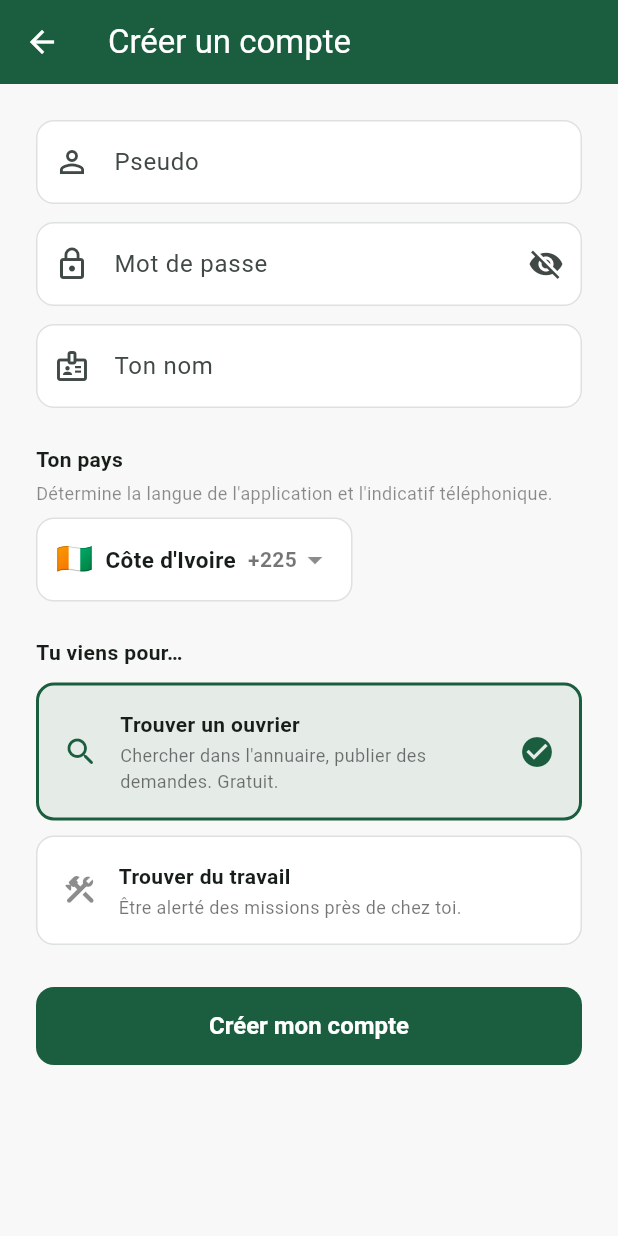
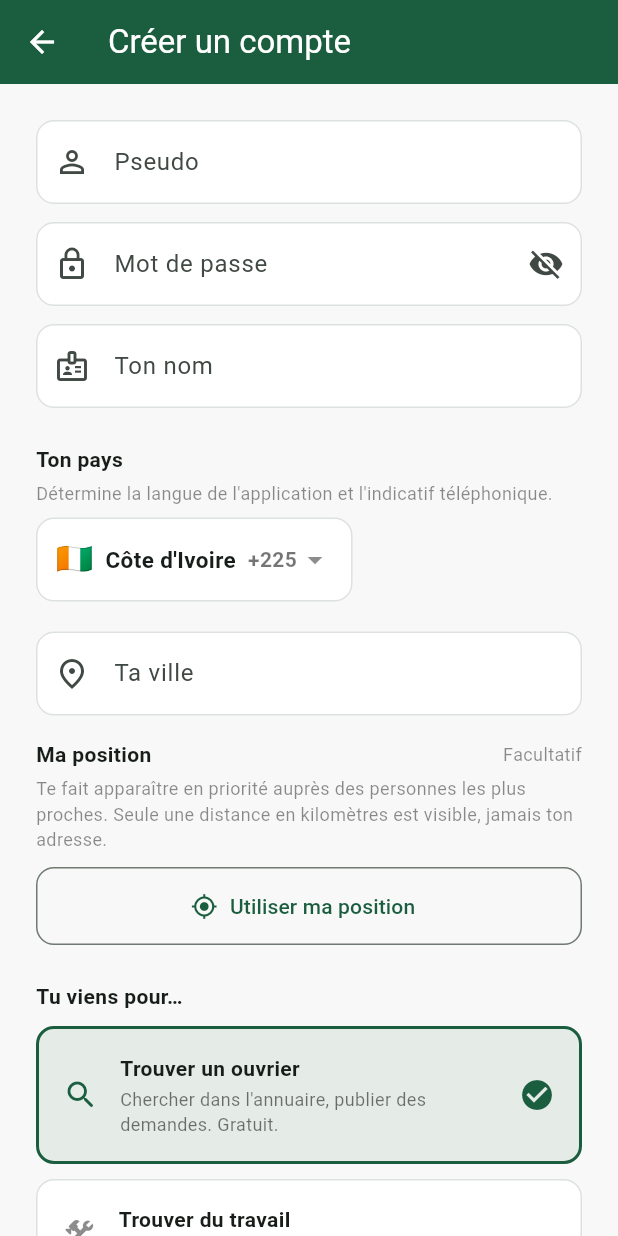
Before and after one commit to Tabis4004/ticonnect, a Flutter app: the screen it shows after launch, after a tap on "Créer un compte", on a phone screen of 412 x 824 dp. Run offline on Flutter 3.47's test engine with Material 3 defaults, Android fonts, the phone set to English and light mode, and no system bars; our stand-ins replace flutter_map, geolocator, google_mobile_ads, latlong2, supabase_flutter; accounts and stored records are empty.

Commit message:
Ville et position dans l'inscription

```diff
--- a/lib/core/l10n.dart
+++ b/lib/core/l10n.dart
@@ -66,6 +66,14 @@ class L extends ChangeNotifier {
     'Ton nom': 'Your name',
     'Tu viens pour…': "You're here to…",
     'Ton pays': 'Your country',
+    'Ta ville': 'Your city',
+    'Entre ta ville': 'Enter your city',
+    'Ma position': 'My location',
+    'Position indisponible': 'Location unavailable',
+    'Te fait apparaître en priorité auprès des personnes les plus proches. '
+            'Seule une distance en kilomètres est visible, jamais ton adresse.':
+        'Puts you first for the people closest to you. Only a distance in '
+            'kilometres is shown, never your address.',
     "Détermine la langue de l'application et l'indicatif téléphonique.":
         'Sets the app language and the phone country code.',
     'Trouver un ouvrier': 'Find a worker',
--- a/lib/features/auth/auth_pages.dart
+++ b/lib/features/auth/auth_pages.dart
@@ -8,9 +8,11 @@ import '../../core/l10n.dart';
 import '../../core/supabase.dart';
 import '../../core/theme.dart';
 import '../../services/auth_service.dart';
+import '../../services/location_service.dart';
 import '../../services/session.dart';
 import '../../widgets/common.dart';
 import '../../widgets/country_picker.dart';
+import '../../widgets/location_map.dart';
 
 /// Connexion : pseudo (ou email, pour les comptes admin) et mot de passe.
 class SignInPage extends StatefulWidget {
@@ -121,17 +123,20 @@ class _SignUpPageState extends State<SignUpPage> {
   final _username = TextEditingController();
   final _password = TextEditingController();
   final _fullName = TextEditingController();
+  final _city = TextEditingController();
 
   Country _country = Countries.byCode(AppConfig.defaultCountry);
   String _role = 'client';
   bool _busy = false;
   bool _hide = true;
+  bool _locating = false;
   String? _usernameError;
   bool? _usernameFree;
+  ({double lat, double lon})? _position;
 
   @override
   void dispose() {
-    for (final c in [_username, _password, _fullName]) {
+    for (final c in [_username, _password, _fullName, _city]) {
       c.dispose();
     }
     super.dispose();
@@ -155,6 +160,19 @@ class _SignUpPageState extends State<SignUpPage> {
     });
   }
 
+  Future<void> _locate() async {
+    setState(() => _locating = true);
+    final pos = await LocationService.current();
+    if (!mounted) return;
+    setState(() {
+      _locating = false;
+      if (pos != null) _position = pos;
+    });
+    if (pos == null && mounted) {
+      showError(context, 'Position indisponible'.tr);
+    }
+  }
+
   Future<void> _submit() async {
     final v = _username.text.trim().toLowerCase();
     final formatError = AuthService.validateUsername(v);
@@ -170,6 +188,12 @@ class _SignUpPageState extends State<SignUpPage> {
       showError(context, 'Entre ton nom'.tr);
       return;
     }
+    // La ville conditionne tout le reste : sans elle, un ouvrier ne reçoit
+    // aucune alerte et n'apparaît dans aucune recherche locale.
+    if (_city.text.trim().length < 2) {
+      showError(context, 'Entre ta ville'.tr);
+      return;
+    }
     setState(() => _busy = true);
     try {
       if (!await AuthService.usernameAvailable(v)) {
@@ -182,7 +206,19 @@ class _SignUpPageState extends State<SignUpPage> {
         fullName: _fullName.text,
         country: _country,
         role: _role,
+        city: _city.text,
       );
+
+      // La position ne peut être écrite qu'une fois la session ouverte :
+      // la fonction SQL s'appuie sur auth.uid().
+      if (_position != null) {
+        try {
+          await LocationService.save(_position!.lat, _position!.lon);
+        } catch (_) {
+          // Position perdue mais compte créé : réglable depuis Mes coordonnées.
+        }
+      }
+
       if (!mounted) return;
       await context.read<AppSession>().refresh();
       if (mounted) Navigator.of(context).popUntil((r) => r.isFirst);
@@ -262,6 +298,69 @@ class _SignUpPageState extends State<SignUpPage> {
             },
           ),
         ),
+        const SizedBox(height: 20),
+        TextField(
+          controller: _city,
+          textCapitalization: TextCapitalization.words,
+          decoration: InputDecoration(
+            labelText: 'Ta ville'.tr,
+            hintText: 'Abidjan',
+            prefixIcon: const Icon(Icons.place_outlined),
+          ),
+        ),
+        const SizedBox(height: 16),
+        Row(children: [
+          Expanded(
+            child: Text('Ma position'.tr,
+                style: const TextStyle(fontWeight: FontWeight.w600)),
+          ),
+          Text('Facultatif'.tr,
+              style: const TextStyle(fontSize: 12, color: Colors.black45)),
+        ]),
+        const SizedBox(height: 4),
+        Text(
+          'Te fait apparaître en priorité auprès des personnes les plus '
+                  'proches. Seule une distance en kilomètres est visible, '
+                  'jamais ton adresse.'
+              .tr,
+          style: const TextStyle(fontSize: 12, color: Colors.black45),
+        ),
+        const SizedBox(height: 10),
+        if (_position != null) ...[
+          LocationMap(
+            lat: _position!.lat,
+            lon: _position!.lon,
+            height: 150,
+            onMoved: (p) => setState(() => _position = p),
+          ),
+          const SizedBox(height: 6),
+          Row(children: [
+            Expanded(
+              child: OutlinedButton.icon(
+                onPressed: _locating ? null : _locate,
+                icon: const Icon(Icons.my_location),
+                label: Text('Actualiser'.tr),
+              ),
+            ),
+            const SizedBox(width: 10),
+            Expanded(
+              child: OutlinedButton.icon(
+                onPressed: () => setState(() => _position = null),
+                icon: const Icon(Icons.location_off_outlined,
+                    color: AppTheme.danger),
+                label: Text('Retirer'.tr,
+                    style: const TextStyle(color: AppTheme.danger)),
+              ),
+            ),
+          ]),
+        ] else if (_locating)
+          const Loading()
+        else
+          OutlinedButton.icon(
+            onPressed: _locate,
+            icon: const Icon(Icons.my_location),
+            label: Text('Utiliser ma position'.tr),
+          ),
         const SizedBox(height: 24),
         Text('Tu viens pour…'.tr,
             style: const TextStyle(fontWeight: FontWeight.w600)),
--- a/lib/services/auth_service.dart
+++ b/lib/services/auth_service.dart
@@ -70,6 +70,7 @@ class AuthService {
     required String fullName,
     String role = 'client',
     Country? country,
+    String? city,
   }) async {
     final c = country ?? Countries.byCode(AppConfig.defaultCountry);
     await db.auth.signUp(
@@ -83,6 +84,7 @@ class AuthService {
         // Langue déduite du pays : personne ne devrait avoir à chercher
         // où changer la langue avant de comprendre l'écran d'accueil.
         'preferred_language': L.resolve(c.lang),
+        if (city != null && city.trim().isNotEmpty) 'city': city.trim(),
       },
     );
   }
```
